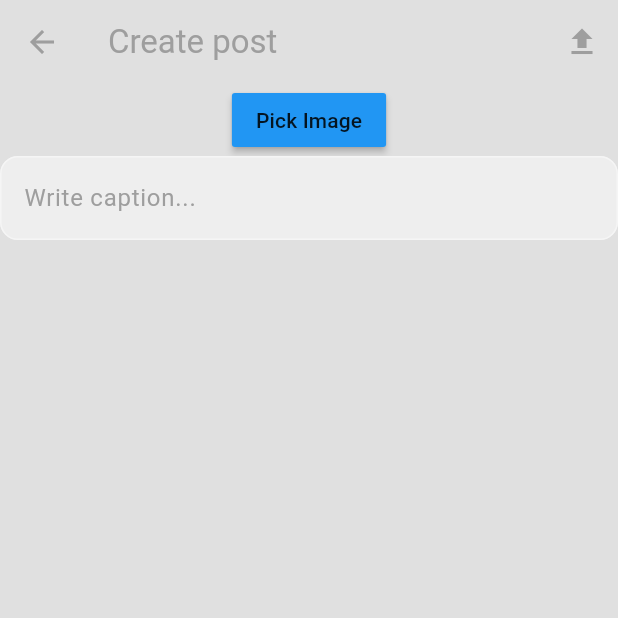
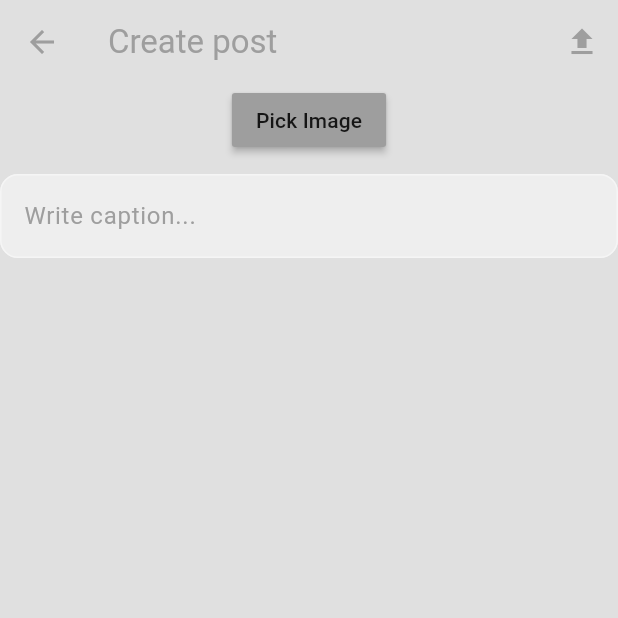
Before and after one commit to azix-khan/together, a Flutter app: the UploadPostPage screen opened directly, on a phone screen of 412 x 824 dp, the top half of it. Run offline on Flutter 3.47's test engine with Material 3 defaults, Android fonts, the phone set to English and light mode, and no system bars; our stand-ins replace cached_network_image, cloud_firestore, file_picker, firebase_auth, firebase_core, firebase_storage and 2 more; accounts and stored records are empty; network calls fail.

Commit message:
bug fixes

```diff
--- a/lib/features/post/presentation/pages/upload_post_page.dart
+++ b/lib/features/post/presentation/pages/upload_post_page.dart
@@ -170,9 +170,10 @@ class _UploadPostPageState extends State<UploadPostPage> {
             // pick image button
             MaterialButton(
               onPressed: pickImage,
-              color: Colors.blue,
+              color: Colors.grey,
               child: const Text("Pick Image"),
             ),
+            const SizedBox(height: 12),
 
             // caption text box
 
```
Also changed, not shown: lib/features/post/presentation/components/post_tile.dart (+17 -1 lines), lib/features/profile/presentation/pages/edit_profile_page.dart (+3 -4 lines).
